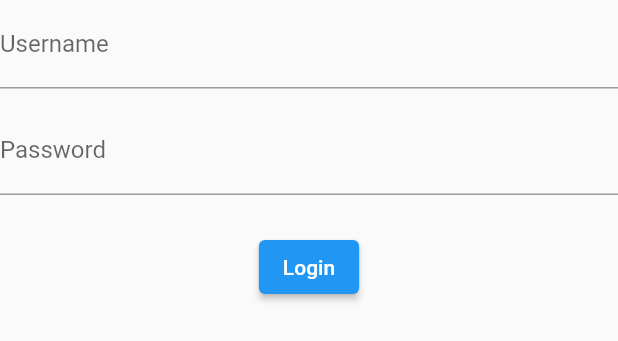
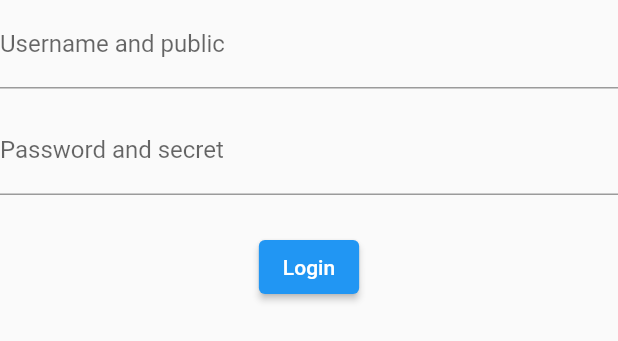
Before and after one commit to adnangithubbd/practise_upload, a Flutter app: what inputArea() shows on an empty page, opened directly, on a phone screen of 412 x 824 dp. Shown: the top 341 px of the screen. Run offline on Flutter 3.47's test engine with Material 2 defaults, Android fonts, the phone set to English and light mode, and no system bars.

Commit message:
my_branch commit...

```diff
--- a/lib/main.dart
+++ b/lib/main.dart
@@ -26,13 +26,13 @@ Widget inputArea() {
   return Column(
     mainAxisSize: MainAxisSize.min,
     children: <Widget>[
-      TextField(
-        decoration: InputDecoration(labelText: 'Username'),
+      const TextField(
+        decoration: InputDecoration(labelText: 'Username and public'),
       ),
       SizedBox(height: 12),
       TextField(
         obscureText: true,
-        decoration: InputDecoration(labelText: 'Password'),
+        decoration: InputDecoration(labelText: 'Password and secret'),
       ),
       SizedBox(height: 24),
       ElevatedButton(
```
